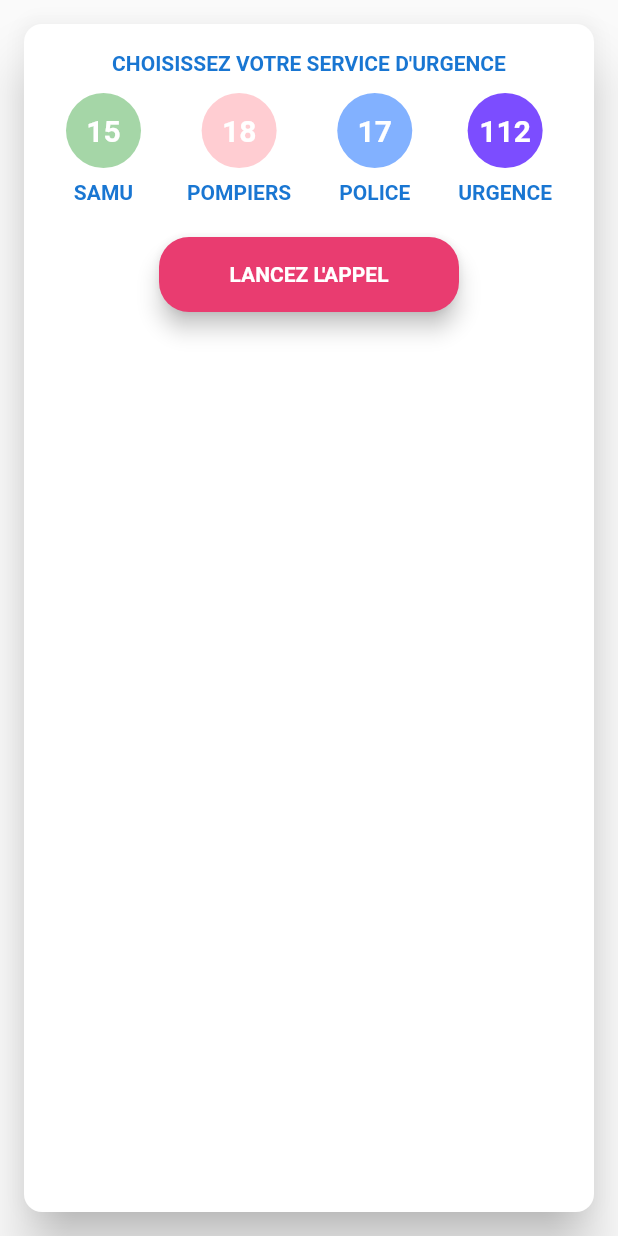
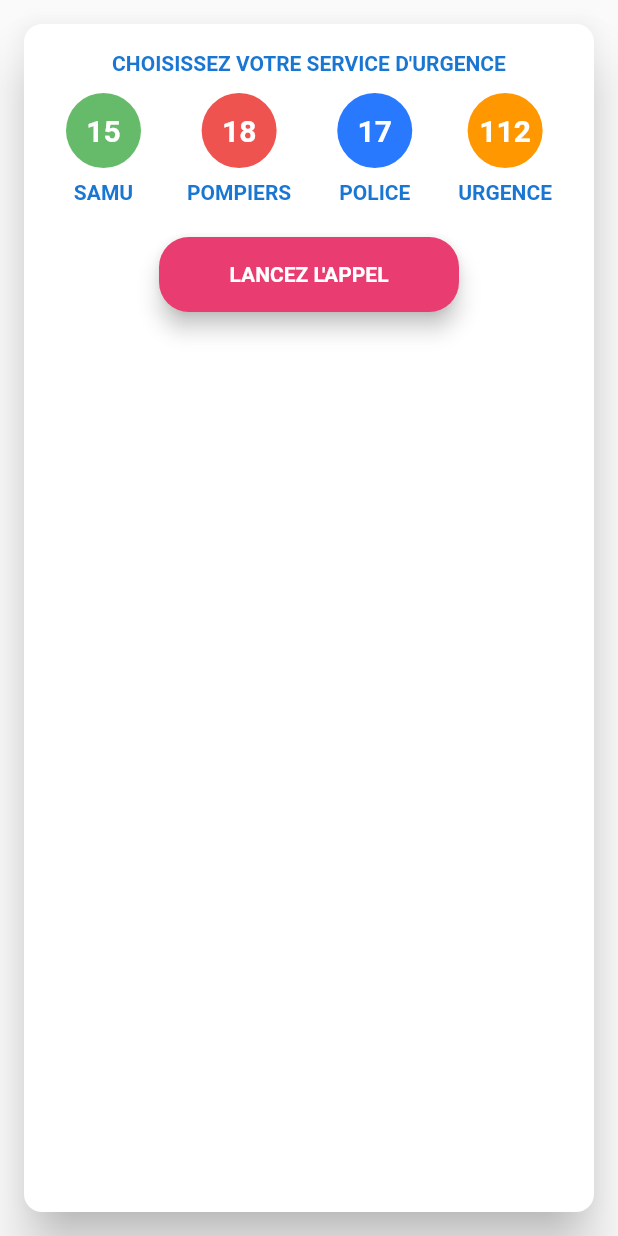
Before and after one commit to CoolCodingCat/emerCall_app, a Flutter app: the BlockTop widget shown alone on an empty page, opened directly, on a phone screen of 412 x 824 dp. Run offline on Flutter 3.47's test engine with Material 2 defaults, Android fonts, the phone set to English and light mode, and no system bars; our stand-ins replace geolocator.

Commit message:
loc ok and launch bug

```diff
--- a/lib/ui/home.dart
+++ b/lib/ui/home.dart
@@ -2,6 +2,7 @@ import 'package:flutter/material.dart';
 //import '/model/emerservices.dart';
 import 'components.dart';
 import 'top_block.dart';
+
 
 
 
--- a/lib/ui/top_block.dart
+++ b/lib/ui/top_block.dart
@@ -39,7 +39,7 @@ class BlockTop extends StatelessWidget {
                         height: 50,
                         decoration: BoxDecoration(
                           shape: BoxShape.circle,
-                          color: Colors.green.shade200,
+                          color: Colors.green.shade400,
                         ),
                         child: Center(
                           child: Text('15', style:
@@ -72,7 +72,7 @@ class BlockTop extends StatelessWidget {
                         decoration: BoxDecoration(
 
                           shape: BoxShape.circle,
-                          color: Colors.red.shade100,
+                          color: Colors.red.shade400,
 
                         ),
                         child: Center(
@@ -106,7 +106,7 @@ class BlockTop extends StatelessWidget {
                         decoration: BoxDecoration(
 
                           shape: BoxShape.circle,
-                          color: Colors.blueAccent.shade100,
+                          color: Colors.blueAccent.shade400,
 
                         ),
                         child: Center(
@@ -140,7 +140,7 @@ class BlockTop extends StatelessWidget {
                         decoration: BoxDecoration(
 
                           shape: BoxShape.circle,
-                          color: Colors.deepPurpleAccent,
+                          color: Colors.orange,
 
                         ),
                         child: Center(
--- a/pubspec.yaml
+++ b/pubspec.yaml
@@ -28,6 +28,7 @@ dependencies:
   # The following adds the Cupertino Icons font to your application.
   # Use with the CupertinoIcons class for iOS style icons.
   cupertino_icons: ^0.1.3
+  geolocator: ^5.3.2+2
 
 dev_dependencies:
   flutter_test:
```
Also changed, not shown: lib/ui/components.dart (+31 -2 lines), lib/ui/location.dart (added, +56 -0 lines), pubspec.lock, 9 other files.
